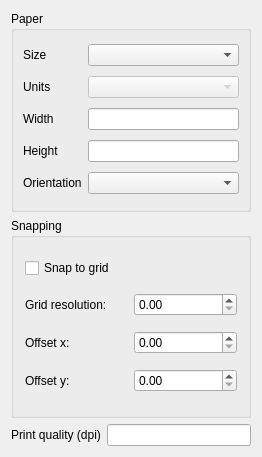
stopa85/Quantum-GIS, file src/ui/qgscompositionwidgetbase.ui: the form before one commit.
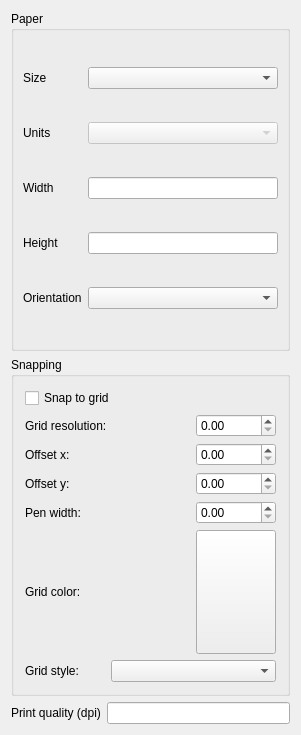
The form after the commit. Custom widgets are drawn as their Qt base class.

Commit message: Support for different snapping grid styles. Not yet complete

```diff
--- a/src/ui/qgscompositionwidgetbase.ui
+++ b/src/ui/qgscompositionwidgetbase.ui
@@ -5,8 +5,8 @@
    <rect>
     <x>0</x>
     <y>0</y>
-    <width>262</width>
-    <height>457</height>
+    <width>301</width>
+    <height>735</height>
    </rect>
   </property>
   <property name="sizePolicy" >
@@ -177,43 +177,83 @@
       <string>Snapping</string>
      </property>
      <layout class="QGridLayout" >
-      <item row="0" column="0" >
+      <item row="0" column="0" colspan="2" >
        <widget class="QCheckBox" name="mSnapToGridCheckBox" >
         <property name="text" >
          <string>Snap to grid</string>
         </property>
        </widget>
       </item>
-      <item row="1" column="0" >
+      <item row="1" column="0" colspan="2" >
        <widget class="QLabel" name="mResolutionLabel_2" >
         <property name="text" >
          <string>Grid resolution:</string>
         </property>
        </widget>
       </item>
-      <item row="1" column="1" >
+      <item row="1" column="2" >
        <widget class="QDoubleSpinBox" name="mResolutionSpinBox" />
       </item>
-      <item row="2" column="0" >
+      <item row="2" column="0" colspan="2" >
        <widget class="QLabel" name="mXOffsetLabel" >
         <property name="text" >
          <string>Offset x:</string>
         </property>
        </widget>
       </item>
-      <item row="2" column="1" >
+      <item row="2" column="2" >
        <widget class="QDoubleSpinBox" name="mOffsetXSpinBox" />
       </item>
-      <item row="3" column="0" >
+      <item row="3" column="0" colspan="2" >
        <widget class="QLabel" name="mYOffsetLabel" >
         <property name="text" >
          <string>Offset y:</string>
         </property>
        </widget>
       </item>
-      <item row="3" column="1" >
+      <item row="3" column="2" >
        <widget class="QDoubleSpinBox" name="mOffsetYSpinBox" />
       </item>
+      <item row="4" column="0" >
+       <widget class="QLabel" name="mPenWidthLabel" >
+        <property name="text" >
+         <string>Pen width:</string>
+        </property>
+       </widget>
+      </item>
+      <item row="4" column="2" >
+       <widget class="QDoubleSpinBox" name="mPenWidthSpinBox" />
+      </item>
+      <item row="5" column="0" >
+       <widget class="QLabel" name="mGridColorLabel" >
+        <property name="text" >
+         <string>Grid color:</string>
+        </property>
+       </widget>
+      </item>
+      <item row="5" column="2" >
+       <widget class="QgsColorButton" name="mGridColorButton" >
+        <property name="sizePolicy" >
+         <sizepolicy vsizetype="Preferred" hsizetype="Preferred" >
+          <horstretch>0</horstretch>
+          <verstretch>0</verstretch>
+         </sizepolicy>
+        </property>
+        <property name="text" >
+         <string/>
+        </property>
+       </widget>
+      </item>
+      <item row="6" column="0" >
+       <widget class="QLabel" name="mGridStyleLabel" >
+        <property name="text" >
+         <string>Grid style:</string>
+        </property>
+       </widget>
+      </item>
+      <item row="6" column="1" colspan="2" >
+       <widget class="QComboBox" name="mGridStyleComboBox" />
+      </item>
      </layout>
     </widget>
    </item>
@@ -239,6 +279,13 @@
   </layout>
  </widget>
  <layoutdefault spacing="6" margin="11" />
+ <customwidgets>
+  <customwidget>
+   <class>QgsColorButton</class>
+   <extends>QToolButton</extends>
+   <header>qgscolorbutton.h</header>
+  </customwidget>
+ </customwidgets>
  <resources/>
  <connections/>
 </ui>
```
The commit also changes 5 other files.
